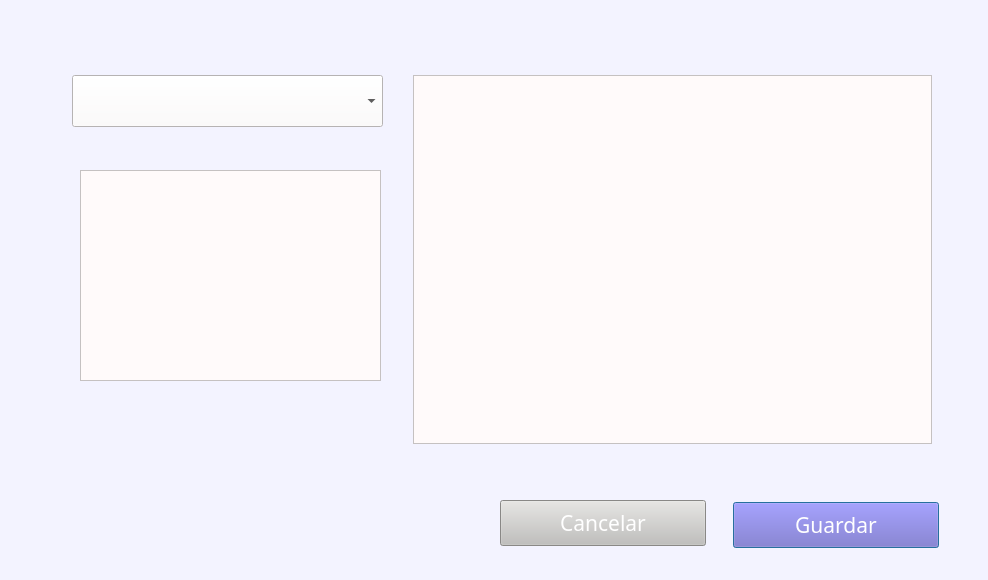
This is ui/assignprofessordialog.ui in GleymarP/WynPlan as Qt 5 draws it before an edit. The edited form follows.
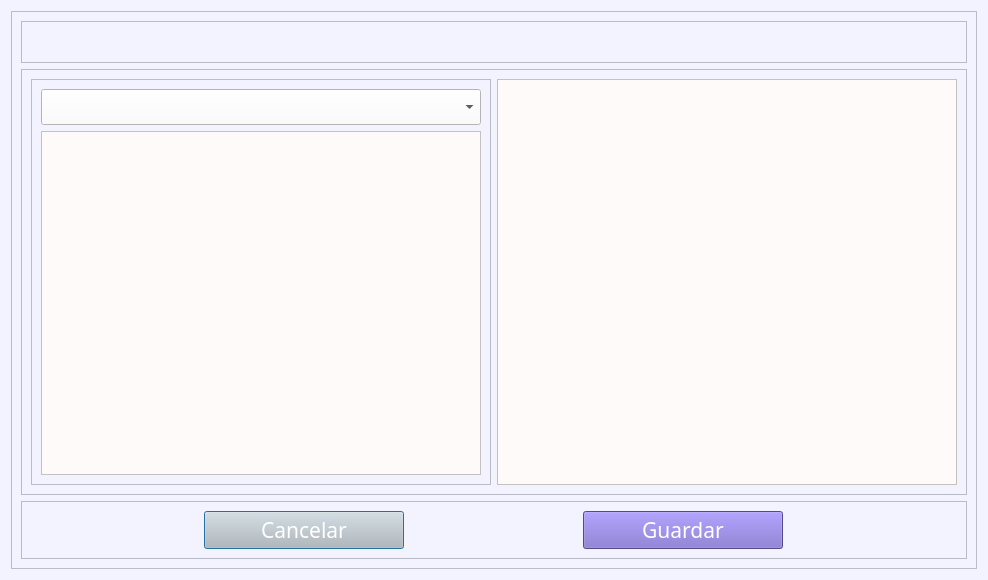
This is the edited form.

Commit message: responsive assign professor dialog

The edit to the form file:
```diff
--- a/ui/assignprofessordialog.ui
+++ b/ui/assignprofessordialog.ui
@@ -16,97 +16,38 @@
   <property name="styleSheet">
    <string notr="true">background-color: rgb(243, 243, 255);</string>
   </property>
-  <widget class="QComboBox" name="comboBox_subjects">
-   <property name="geometry">
-    <rect>
-     <x>72</x>
-     <y>75</y>
-     <width>311</width>
-     <height>52</height>
-    </rect>
-   </property>
-   <property name="font">
-    <font>
-     <family>Montserrat</family>
-     <pointsize>15</pointsize>
-    </font>
-   </property>
-   <property name="styleSheet">
-    <string notr="true">background-color: rgb(255, 250, 250);
-color: rgb(0, 0, 0);</string>
-   </property>
-  </widget>
-  <widget class="QListWidget" name="listWidget_info">
+  <layout class="QVBoxLayout" name="verticalLayout_4">
+   <item>
+    <widget class="QScrollArea" name="scrollArea">
+     <property name="widgetResizable">
+      <bool>true</bool>
+     </property>
+     <widget class="QWidget" name="scrollAreaWidgetContents">
    <property name="geometry">
     <rect>
-     <x>80</x>
-     <y>170</y>
-     <width>301</width>
-     <height>211</height>
-    </rect>
-   </property>
-   <property name="font">
-    <font>
-     <family>Montserrat</family>
-     <pointsize>14</pointsize>
-    </font>
-   </property>
-   <property name="styleSheet">
-    <string notr="true">background-color: rgb(255, 250, 250);
-color: rgb(0, 0, 0);</string>
-   </property>
-  </widget>
-  <widget class="QListWidget" name="listWidget_professors">
-   <property name="geometry">
-    <rect>
-     <x>413</x>
-     <y>75</y>
-     <width>519</width>
-     <height>369</height>
-    </rect>
-   </property>
-   <property name="font">
-    <font>
-     <family>Montserrat</family>
-     <pointsize>14</pointsize>
-    </font>
-   </property>
-   <property name="styleSheet">
-    <string notr="true">background-color: rgb(255, 250, 250);
-color: rgb(0, 0, 0);</string>
-   </property>
-  </widget>
-  <widget class="QPushButton" name="pushButton_save">
-   <property name="geometry">
-    <rect>
-     <x>733</x>
-     <y>502</y>
-     <width>206</width>
-     <height>46</height>
-    </rect>
-   </property>
-   <property name="font">
-    <font>
-     <family>Montserrat</family>
-     <pointsize>16</pointsize>
-    </font>
-   </property>
-   <property name="styleSheet">
-    <string notr="true">background-color: rgb(119, 102, 198);
-color: rgb(255, 255, 255);</string>
-   </property>
-   <property name="text">
-    <string>Guardar</string>
-   </property>
-  </widget>
+        <x>0</x>
+        <y>0</y>
+        <width>968</width>
+        <height>560</height>
+       </rect>
+      </property>
+      <layout class="QVBoxLayout" name="verticalLayout_3">
+       <item>
+        <widget class="QFrame" name="frame">
+         <property name="frameShape">
+          <enum>QFrame::Shape::StyledPanel</enum>
+         </property>
+         <property name="frameShadow">
+          <enum>QFrame::Shadow::Raised</enum>
+         </property>
+         <layout class="QVBoxLayout" name="verticalLayout">
+          <item alignment="">
   <widget class="QLabel" name="label">
-   <property name="geometry">
-    <rect>
-     <x>300</x>
-     <y>30</y>
-     <width>641</width>
-     <height>18</height>
-    </rect>
+            <property name="maximumSize">
+             <size>
+              <width>900</width>
+              <height>60</height>
+             </size>
    </property>
    <property name="font">
     <font>
@@ -121,14 +62,92 @@
     <string/>
    </property>
   </widget>
+          </item>
+         </layout>
+        </widget>
+       </item>
+       <item>
+        <widget class="QFrame" name="frame_3">
+         <property name="frameShape">
+          <enum>QFrame::Shape::StyledPanel</enum>
+         </property>
+         <property name="frameShadow">
+          <enum>QFrame::Shadow::Raised</enum>
+         </property>
+         <layout class="QHBoxLayout" name="horizontalLayout">
+          <item>
+           <widget class="QFrame" name="frame_2">
+            <property name="frameShape">
+             <enum>QFrame::Shape::StyledPanel</enum>
+            </property>
+            <property name="frameShadow">
+             <enum>QFrame::Shadow::Raised</enum>
+            </property>
+            <layout class="QVBoxLayout" name="verticalLayout_2">
+             <item>
+              <widget class="QComboBox" name="comboBox_subjects">
+               <property name="font">
+                <font>
+                 <family>Montserrat</family>
+                 <pointsize>15</pointsize>
+                </font>
+               </property>
+               <property name="styleSheet">
+                <string notr="true">background-color: rgb(255, 250, 250);
+color: rgb(0, 0, 0);</string>
+               </property>
+              </widget>
+             </item>
+             <item>
+              <widget class="QListWidget" name="listWidget_info">
+               <property name="font">
+                <font>
+                 <family>Montserrat</family>
+                 <pointsize>14</pointsize>
+                </font>
+               </property>
+               <property name="styleSheet">
+                <string notr="true">background-color: rgb(255, 250, 250);
+color: rgb(0, 0, 0);</string>
+               </property>
+              </widget>
+             </item>
+            </layout>
+           </widget>
+          </item>
+          <item>
+           <widget class="QListWidget" name="listWidget_professors">
+            <property name="font">
+             <font>
+              <family>Montserrat</family>
+              <pointsize>14</pointsize>
+             </font>
+            </property>
+            <property name="styleSheet">
+             <string notr="true">background-color: rgb(255, 250, 250);
+color: rgb(0, 0, 0);</string>
+            </property>
+           </widget>
+          </item>
+         </layout>
+        </widget>
+       </item>
+       <item>
+        <widget class="QFrame" name="frame_4">
+         <property name="frameShape">
+          <enum>QFrame::Shape::StyledPanel</enum>
+         </property>
+         <property name="frameShadow">
+          <enum>QFrame::Shadow::Raised</enum>
+         </property>
+         <layout class="QHBoxLayout" name="horizontalLayout_2">
+          <item>
   <widget class="QPushButton" name="pushButton_cancel">
-   <property name="geometry">
-    <rect>
-     <x>500</x>
-     <y>500</y>
-     <width>206</width>
-     <height>46</height>
-    </rect>
+            <property name="maximumSize">
+             <size>
+              <width>200</width>
+              <height>50</height>
+             </size>
    </property>
    <property name="font">
     <font>
@@ -144,6 +163,38 @@
     <string>Cancelar</string>
    </property>
   </widget>
+          </item>
+          <item>
+           <widget class="QPushButton" name="pushButton_save">
+            <property name="maximumSize">
+             <size>
+              <width>200</width>
+              <height>50</height>
+             </size>
+            </property>
+            <property name="font">
+             <font>
+              <family>Montserrat</family>
+              <pointsize>16</pointsize>
+             </font>
+            </property>
+            <property name="styleSheet">
+             <string notr="true">background-color: rgb(119, 102, 198);
+color: rgb(255, 255, 255);</string>
+            </property>
+            <property name="text">
+             <string>Guardar</string>
+            </property>
+           </widget>
+          </item>
+         </layout>
+        </widget>
+       </item>
+      </layout>
+     </widget>
+    </widget>
+   </item>
+  </layout>
  </widget>
  <resources/>
  <connections/>
```
Left out of the diff: 2 changed lines with no effect on the pictures. Lines whose indentation alone changed are shown as unchanged.
